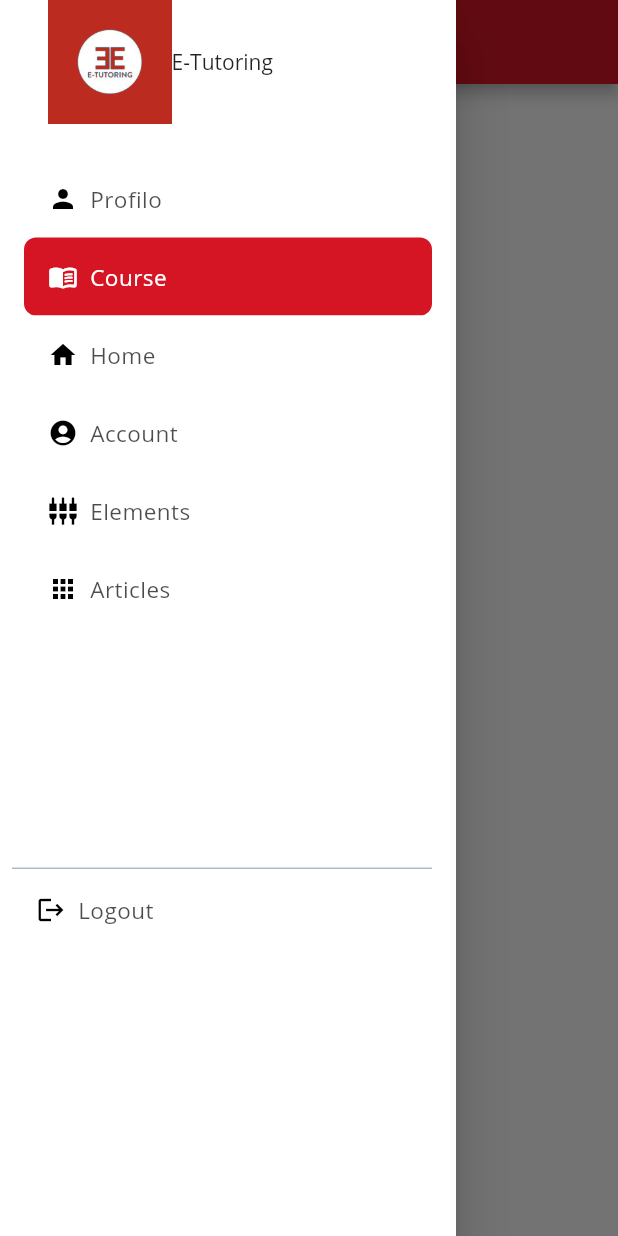
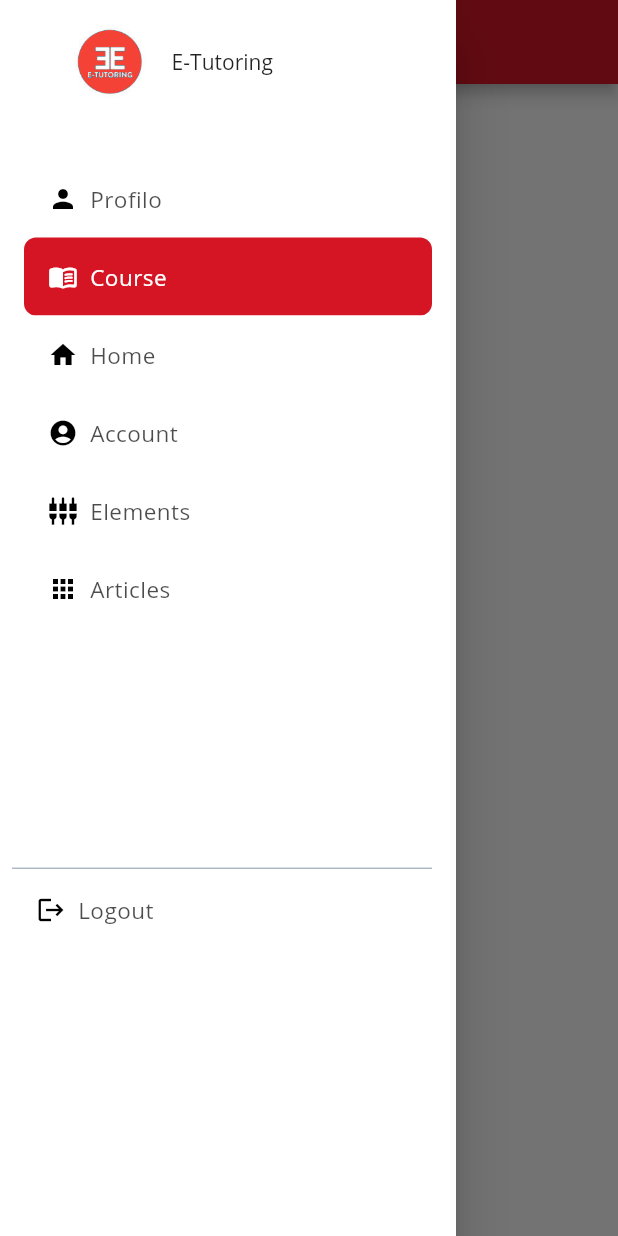
Before and after one commit to John-Hundred/Etutoring, a Flutter app: the Mycourse screen opened directly, with the side drawer open, on a phone screen of 412 x 824 dp. Run offline on Flutter 3.47's test engine with Material 2 defaults, Android fonts, the phone set to English and light mode, and no system bars; our stand-ins replace carousel_slider, flutter_secure_storage, font_awesome_flutter, scrollable_positioned_list; missing offline and left inert: move_to_background; accounts and stored records are empty; network calls fail.

```diff
--- a/lib/widgets/drawer.dart
+++ b/lib/widgets/drawer.dart
@@ -43,7 +43,7 @@ class _ArgonDrawerState extends State<ArgonDrawer> {
                 child: Padding(
                   padding: const EdgeInsets.only(left: 32),
                   child: new Row(children: <Widget>[
-                    Image.asset("assets/img/logo_size_2.jpg"),
+                    Image.asset("assets/img/logo_size_1.jpg"),
                     Text("E-Tutoring")
                   ]),
                 ),
--- a/pubspec.yaml
+++ b/pubspec.yaml
@@ -73,6 +73,7 @@ flutter:
    - assets/img/tutoring.jpg
    - assets/img/tutoring-2.jpg
    - assets/img/logo_size.jpg
+   - assets/img/logo_size_1.jpg
    - assets/img/logo_size_2.jpg
    - assets/img/logo_size_invert.jpg
    - assets/img/img_avatar.png
```
Also changed, not shown: assets/img/logo_size_1.jpg (added).
